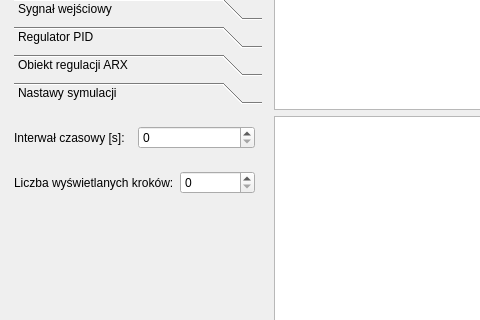
Old version of the form pk-project/mainwindow.ui in the repository MateuszRym/pk-project; both pictures show x 0 to 480 and y 217 to 537 of the 966 by 682 pixel window.
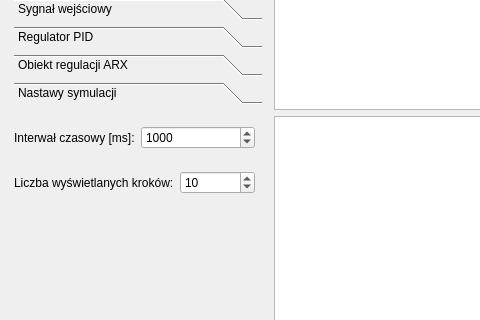
New version of the form. Custom widgets are drawn as their Qt base class.

```diff
--- a/pk-project/mainwindow.ui
+++ b/pk-project/mainwindow.ui
@@ -850,7 +850,7 @@
              <item>
               <widget class="QLabel" name="label_14">
                <property name="text">
-                <string>Interwał czasowy [s]:</string>
+                <string>Interwał czasowy [ms]:</string>
                </property>
               </widget>
              </item>
@@ -859,6 +859,9 @@
                <property name="maximum">
                 <number>10000</number>
                </property>
+               <property name="value">
+                <number>1000</number>
+               </property>
               </widget>
              </item>
             </layout>
@@ -873,7 +876,11 @@
               </widget>
              </item>
              <item>
-              <widget class="QSpinBox" name="spinBoxWidokKrokow"/>
+              <widget class="QSpinBox" name="spinBoxWidokKrokow">
+               <property name="value">
+                <number>10</number>
+               </property>
+              </widget>
              </item>
             </layout>
            </item>
```
